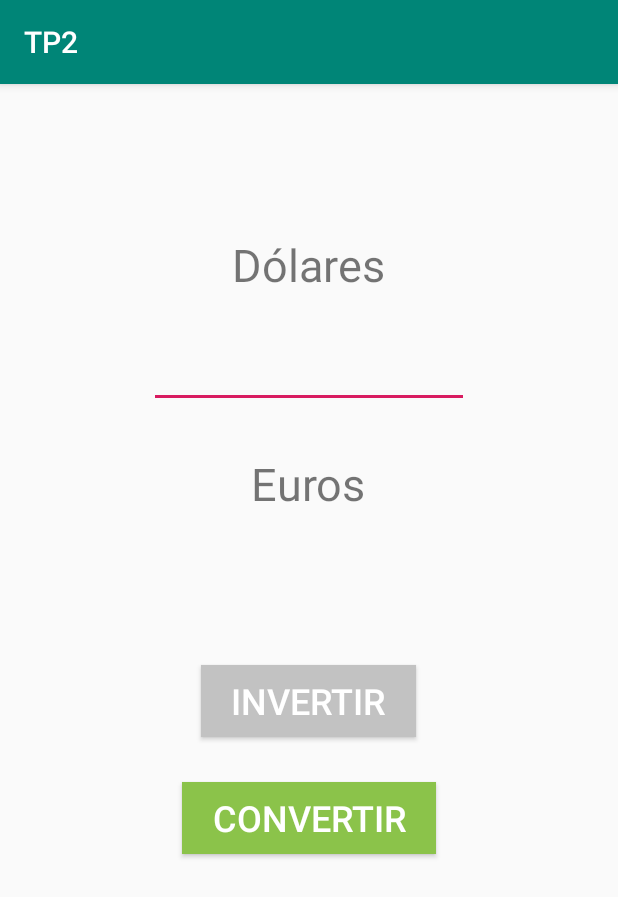
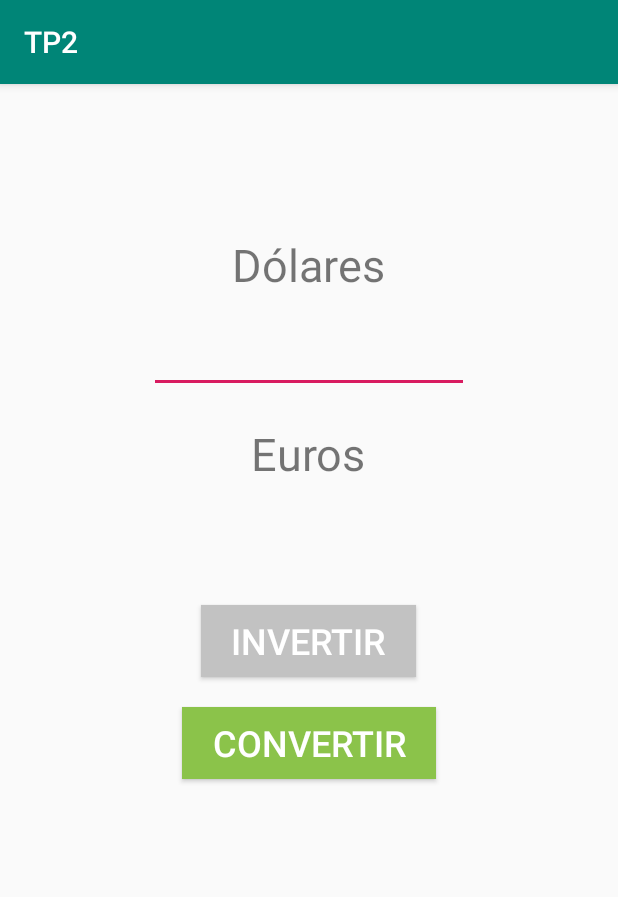
Before and after one commit to matitorres/TP2, an Android app: the screen it shows after launch (MainActivity), on a phone screen of 412 x 824 dp. Shown: the top 897 px of the screen. Run offline under Robolectric (Android 15) with nearby library versions, the phone set to English and light mode, and no system bars.

Commit message:
Versión final

```diff
--- a/app/src/main/java/com/example/tp2/MainActivity.java
+++ b/app/src/main/java/com/example/tp2/MainActivity.java
@@ -3,12 +3,60 @@ package com.example.tp2;
 import androidx.appcompat.app.AppCompatActivity;
 
 import android.os.Bundle;
+import android.view.View;
+import android.widget.EditText;
+import android.widget.TextView;
+
+import java.text.DecimalFormat;
 
 public class MainActivity extends AppCompatActivity {
+
+    private int flag = 1;
+    private TextView monedaUno, monedaDos, tvResultado;
+    private EditText etValor;
 
     @Override
     protected void onCreate(Bundle savedInstanceState) {
         super.onCreate(savedInstanceState);
         setContentView(R.layout.activity_main);
+        monedaUno = findViewById(R.id.tvMoneda1);
+        monedaDos = findViewById(R.id.tvMoneda2);
+        tvResultado = findViewById(R.id.tvResultado);
+        etValor = findViewById(R.id.etValor);
+    }
+
+    public void invertir(View v) {
+
+        if (flag == 1) {
+            monedaUno.setText("Euros");
+            monedaDos.setText("Dólares");
+            flag = 2;
+        } else {
+            monedaUno.setText("Dólares");
+            monedaDos.setText("Euros");
+            flag = 1;
+        }
+
+        tvResultado.setText("");
+        etValor.setText("");
+
+    }
+
+    public void convertir(View v) {
+        double valor = Double.parseDouble(etValor.getText().toString());
+        double resultado;
+        String signo;
+
+        if (flag == 1) {
+            resultado = valor * 0.9070;
+            signo = "€";
+        } else {
+            resultado = valor * 1.1027;
+            signo = "u$s";
+        }
+
+        DecimalFormat format = new DecimalFormat("#.00");
+        String resString = signo + format.format(resultado);
+        tvResultado.setText(resString);
     }
 }
--- a/app/src/main/res/layout/activity_main.xml
+++ b/app/src/main/res/layout/activity_main.xml
@@ -1,6 +1,5 @@
 <?xml version="1.0" encoding="utf-8"?>
 <RelativeLayout xmlns:android="http://schemas.android.com/apk/res/android"
-    xmlns:app="http://schemas.android.com/apk/res-auto"
     xmlns:tools="http://schemas.android.com/tools"
     android:layout_width="match_parent"
     android:layout_height="match_parent"
@@ -16,12 +15,12 @@
         android:textSize="30sp" />
 
     <EditText
-        android:id="@+id/etDolares"
+        android:id="@+id/etValor"
         android:layout_width="wrap_content"
         android:layout_height="wrap_content"
         android:layout_below="@id/tvMoneda1"
         android:layout_centerHorizontal="true"
-        android:layout_marginTop="30dp"
+        android:layout_marginTop="20dp"
         android:ems="10"
         android:inputType="numberDecimal" />
 
@@ -29,9 +28,9 @@
         android:id="@+id/tvMoneda2"
         android:layout_width="wrap_content"
         android:layout_height="wrap_content"
-        android:layout_below="@id/etDolares"
+        android:layout_below="@id/etValor"
         android:layout_centerHorizontal="true"
-        android:layout_marginTop="30dp"
+        android:layout_marginTop="20dp"
         android:text="Euros"
         android:textSize="30sp" />
 
@@ -41,9 +40,11 @@
         android:layout_height="wrap_content"
         android:layout_below="@id/tvMoneda2"
         android:layout_centerHorizontal="true"
-        android:layout_marginTop="30dp"
+        android:layout_marginTop="20dp"
         android:ems="10"
+        android:gravity="center"
         android:text=" "
+        android:textAlignment="center"
         android:textSize="30sp" />
 
     <Button
@@ -53,8 +54,9 @@
         android:layout_height="wrap_content"
         android:layout_below="@id/tvResultado"
         android:layout_centerHorizontal="true"
-        android:layout_marginTop="30dp"
+        android:layout_marginTop="20dp"
         android:background="#C2C2C2"
+        android:onClick="invertir"
         android:paddingLeft="20dp"
         android:paddingRight="20dp"
         android:text="Invertir"
@@ -68,8 +70,9 @@
         android:layout_height="wrap_content"
         android:layout_below="@id/btnInvertir"
         android:layout_centerHorizontal="true"
-        android:layout_marginTop="30dp"
+        android:layout_marginTop="20dp"
         android:background="#8BC34A"
+        android:onClick="convertir"
         android:paddingLeft="20dp"
         android:paddingRight="20dp"
         android:text="Convertir"
```
